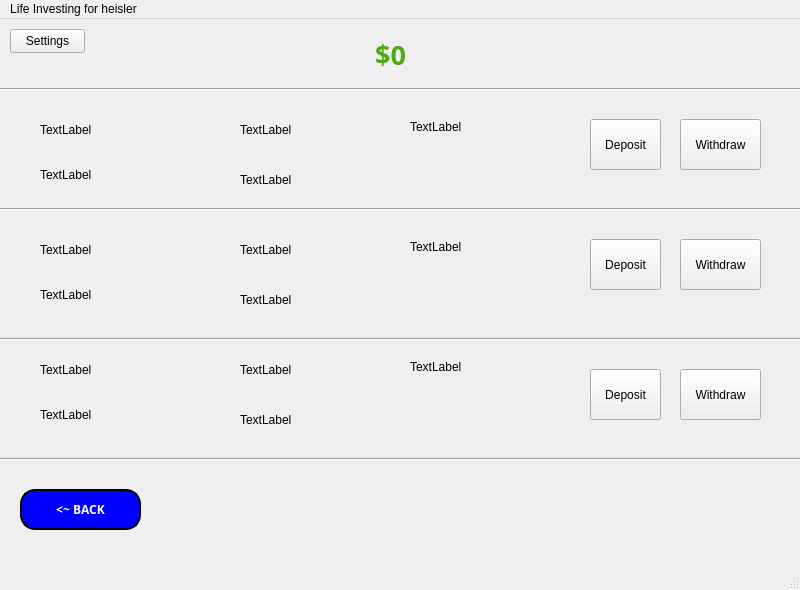
Qt form mainwindow.ui (NandhiniRam2005/CS3505-Group-Assignment9-LifeInvestor) before a commit.
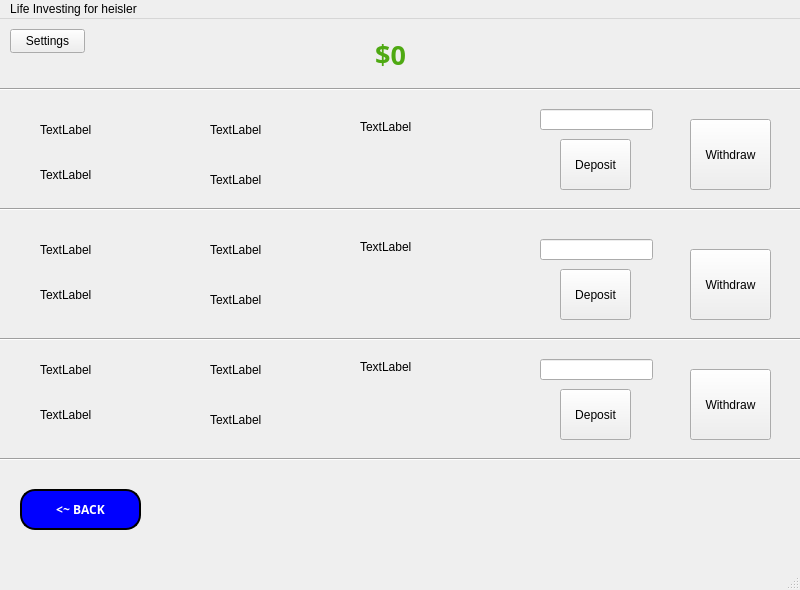
The same form after that commit. The open tabs and pages were chosen to show the change. Icons and pictures are not drawn.

Commit message: added deposit input thing instead of window - from savings

```diff
--- a/mainwindow.ui
+++ b/mainwindow.ui
@@ -2205,7 +2205,7 @@
      <widget class="QLabel" name="cd1TermLabel">
       <property name="geometry">
        <rect>
-        <x>240</x>
+        <x>210</x>
         <y>90</y>
         <width>151</width>
         <height>41</height>
@@ -2218,7 +2218,7 @@
      <widget class="QLabel" name="cd1YearsLeftLabel">
       <property name="geometry">
        <rect>
-        <x>240</x>
+        <x>210</x>
         <y>140</y>
         <width>181</width>
         <height>41</height>
@@ -2231,7 +2231,7 @@
      <widget class="QLabel" name="cd1MinDepositLabel">
       <property name="geometry">
        <rect>
-        <x>410</x>
+        <x>360</x>
         <y>100</y>
         <width>161</width>
         <height>16</height>
@@ -2244,10 +2244,10 @@
      <widget class="QPushButton" name="cd1WithdrawButton">
       <property name="geometry">
        <rect>
-        <x>680</x>
+        <x>690</x>
         <y>100</y>
         <width>81</width>
-        <height>51</height>
+        <height>71</height>
        </rect>
       </property>
       <property name="text">
@@ -2257,8 +2257,8 @@
      <widget class="QPushButton" name="cd1DepositButton">
       <property name="geometry">
        <rect>
-        <x>590</x>
-        <y>100</y>
+        <x>560</x>
+        <y>120</y>
         <width>71</width>
         <height>51</height>
        </rect>
@@ -2296,7 +2296,7 @@
      <widget class="QLabel" name="cd2TermLabel">
       <property name="geometry">
        <rect>
-        <x>240</x>
+        <x>210</x>
         <y>210</y>
         <width>171</width>
         <height>41</height>
@@ -2309,7 +2309,7 @@
      <widget class="QLabel" name="cd2YearsLeftLabel">
       <property name="geometry">
        <rect>
-        <x>240</x>
+        <x>210</x>
         <y>260</y>
         <width>191</width>
         <height>41</height>
@@ -2322,7 +2322,7 @@
      <widget class="QLabel" name="cd2MinDepositLabel">
       <property name="geometry">
        <rect>
-        <x>410</x>
+        <x>360</x>
         <y>220</y>
         <width>161</width>
         <height>16</height>
@@ -2335,8 +2335,8 @@
      <widget class="QPushButton" name="cd2DepositButton">
       <property name="geometry">
        <rect>
-        <x>590</x>
-        <y>220</y>
+        <x>560</x>
+        <y>250</y>
         <width>71</width>
         <height>51</height>
        </rect>
@@ -2348,10 +2348,10 @@
      <widget class="QPushButton" name="cd2WithdrawButton">
       <property name="geometry">
        <rect>
-        <x>680</x>
-        <y>220</y>
+        <x>690</x>
+        <y>230</y>
         <width>81</width>
-        <height>51</height>
+        <height>71</height>
        </rect>
       </property>
       <property name="text">
@@ -2387,7 +2387,7 @@
      <widget class="QLabel" name="cd3TermLabel">
       <property name="geometry">
        <rect>
-        <x>240</x>
+        <x>210</x>
         <y>330</y>
         <width>181</width>
         <height>41</height>
@@ -2400,7 +2400,7 @@
      <widget class="QLabel" name="cd3YearsLeftLabel">
       <property name="geometry">
        <rect>
-        <x>240</x>
+        <x>210</x>
         <y>380</y>
         <width>181</width>
         <height>41</height>
@@ -2413,7 +2413,7 @@
      <widget class="QLabel" name="cd3MinDepositLabel">
       <property name="geometry">
        <rect>
-        <x>410</x>
+        <x>360</x>
         <y>340</y>
         <width>171</width>
         <height>16</height>
@@ -2426,8 +2426,8 @@
      <widget class="QPushButton" name="cd3DepositButton">
       <property name="geometry">
        <rect>
-        <x>590</x>
-        <y>350</y>
+        <x>560</x>
+        <y>370</y>
         <width>71</width>
         <height>51</height>
        </rect>
@@ -2439,10 +2439,10 @@
      <widget class="QPushButton" name="cd3WithdrawButton">
       <property name="geometry">
        <rect>
-        <x>680</x>
+        <x>690</x>
         <y>350</y>
         <width>81</width>
-        <height>51</height>
+        <height>71</height>
        </rect>
       </property>
       <property name="text">
@@ -2501,6 +2501,36 @@
        <enum>Qt::Orientation::Horizontal</enum>
       </property>
      </widget>
+     <widget class="QLineEdit" name="cd1DepositInput">
+      <property name="geometry">
+       <rect>
+        <x>540</x>
+        <y>90</y>
+        <width>113</width>
+        <height>21</height>
+       </rect>
+      </property>
+     </widget>
+     <widget class="QLineEdit" name="cd2DepositInput">
+      <property name="geometry">
+       <rect>
+        <x>540</x>
+        <y>220</y>
+        <width>113</width>
+        <height>21</height>
+       </rect>
+      </property>
+     </widget>
+     <widget class="QLineEdit" name="cd3DepositInput">
+      <property name="geometry">
+       <rect>
+        <x>540</x>
+        <y>340</y>
+        <width>113</width>
+        <height>21</height>
+       </rect>
+      </property>
+     </widget>
     </widget>
     <widget class="QWidget" name="Bank">
      <widget class="QLabel" name="checingAccountLabel">
```
Left out of the diff: 4 changed lines with no effect on the pictures. The commit also changes 1 other file.
